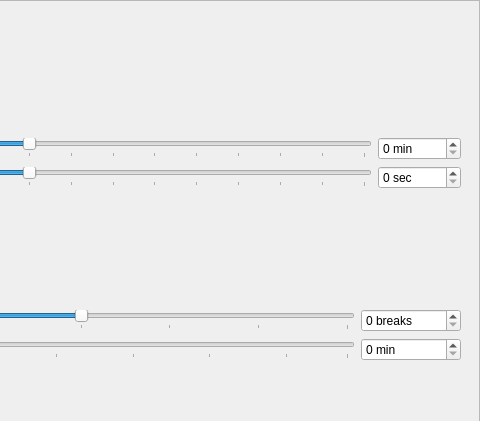
Above: src/gui/pref-window.ui from AllanChain/sane-break before the change; both pictures show x 320 to 800 and y 0 to 421 of the 800 by 600 pixel window. Below: the same form after it.
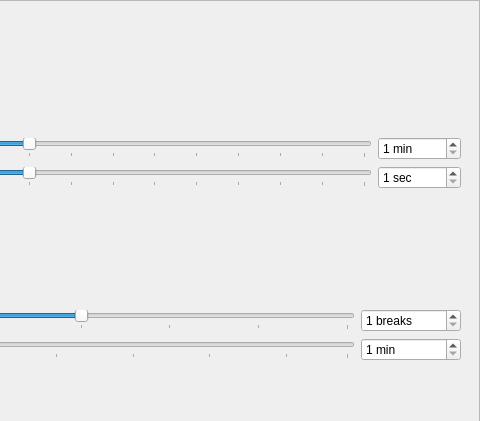
That is the form after the change. Icons and pictures are not drawn. Custom widgets are drawn as their Qt base class.

Commit message: set minimum for schedule in preference UI

```diff
--- a/src/gui/pref-window.ui
+++ b/src/gui/pref-window.ui
@@ -260,6 +260,9 @@
                 <property name="suffix">
                  <string> sec</string>
                 </property>
+                <property name="minimum">
+                 <number>1</number>
+                </property>
                 <property name="maximum">
                  <number>65535</number>
                 </property>
@@ -305,6 +308,9 @@
                 <property name="suffix">
                  <string> min</string>
                 </property>
+                <property name="minimum">
+                 <number>1</number>
+                </property>
                 <property name="maximum">
                  <number>65535</number>
                 </property>
@@ -364,6 +370,9 @@
                 <property name="suffix">
                  <string> breaks</string>
                 </property>
+                <property name="minimum">
+                 <number>1</number>
+                </property>
                 <property name="maximum">
                  <number>65535</number>
                 </property>
@@ -384,6 +393,9 @@
                 <property name="suffix">
                  <string> min</string>
                 </property>
+                <property name="minimum">
+                 <number>1</number>
+                </property>
                 <property name="maximum">
                  <number>65535</number>
                 </property>
```
